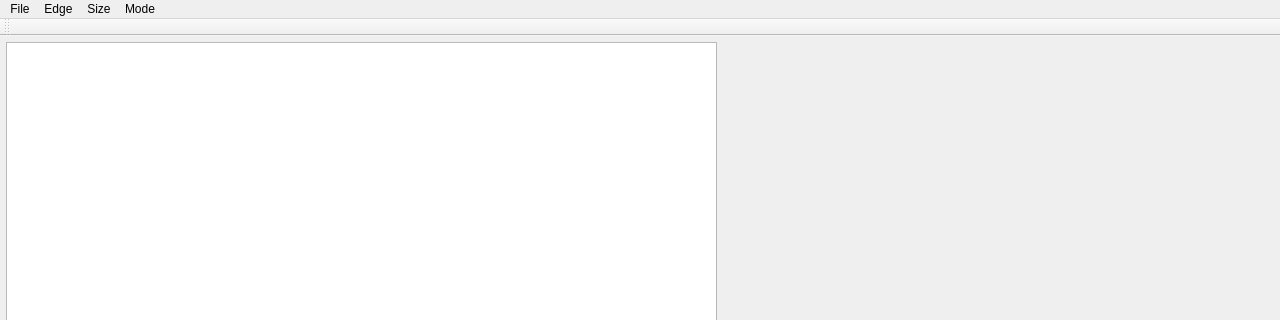
First picture: the form in mainwindow.ui, repository cyj5230/magic-scissor, before the edit; both pictures show x 0 to 1280 and y 0 to 320 of the 1280 by 720 pixel window.
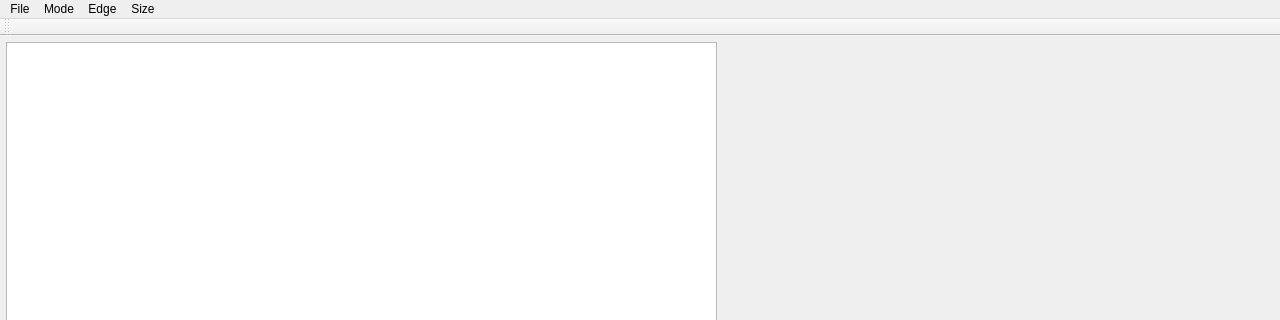
Second picture: the form after the edit.

Patch:
```diff
--- a/mainwindow.ui
+++ b/mainwindow.ui
@@ -92,9 +92,9 @@
     <addaction name="menuDebug_3"/>
    </widget>
    <addaction name="menuIntelligent_Scissor"/>
+   <addaction name="menuMode"/>
    <addaction name="menuEdge"/>
    <addaction name="menuSize"/>
-   <addaction name="menuMode"/>
   </widget>
   <widget class="QToolBar" name="mainToolBar">
    <attribute name="toolBarArea">
```
